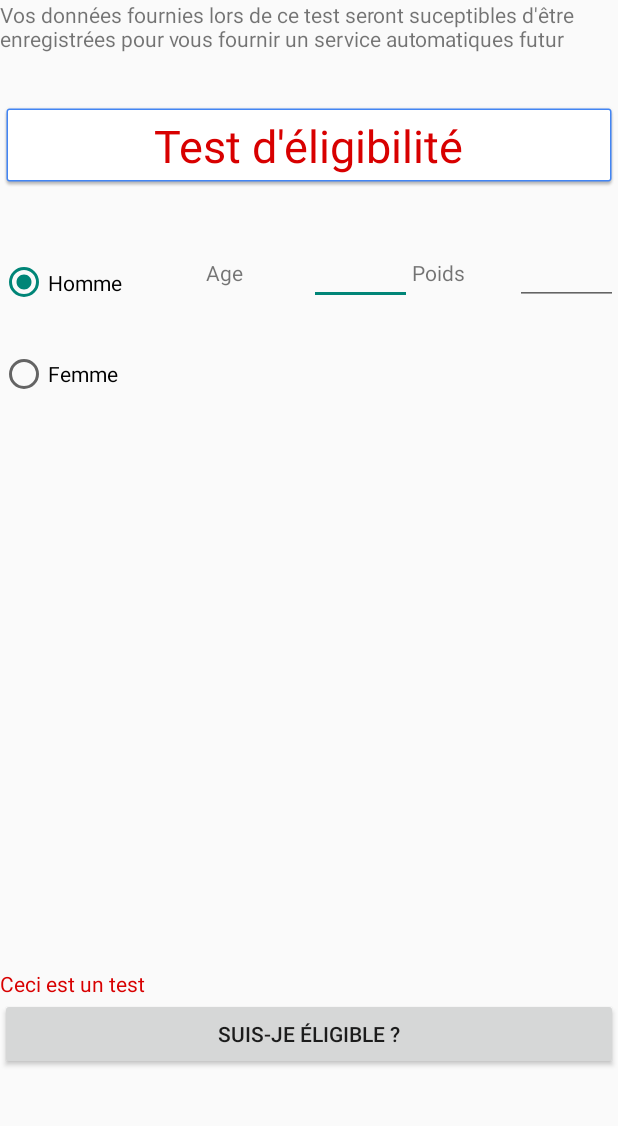
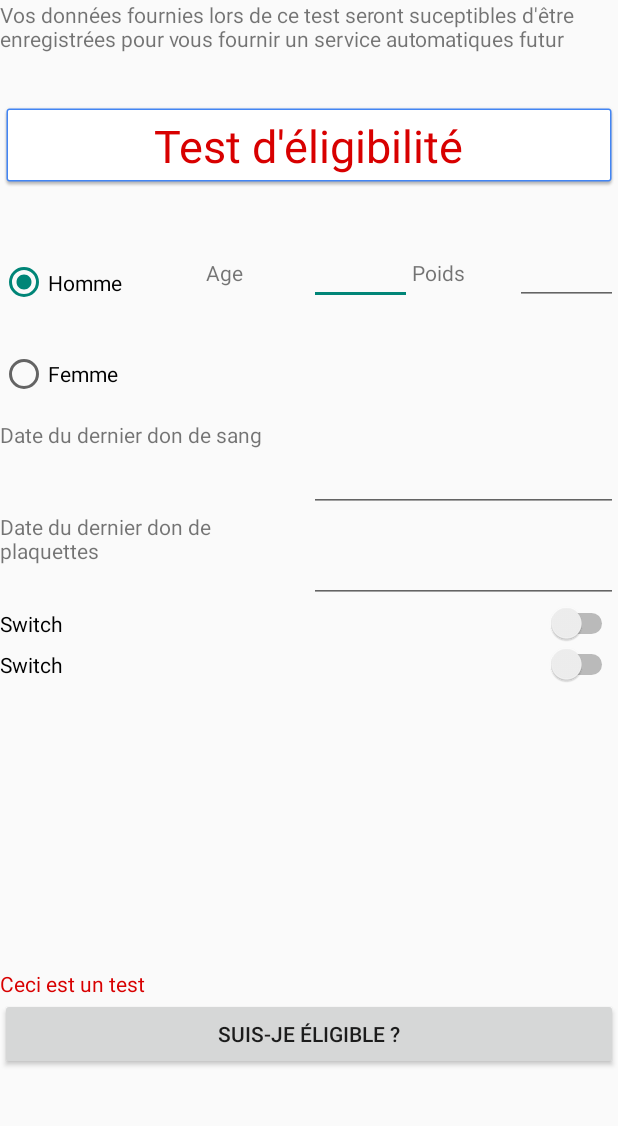
Before and after one commit to valent16/BloodGift, an Android app: the screen it shows after launch (PersonnalInformationActivity before the commit, TestEligibleActivity after it), in the side drawer, after a tap on "Eligibilité", on a phone screen of 412 x 824 dp, the part 84-1210 px from its top. Run offline under Robolectric (Android 15) with nearby library versions, the phone set to English and light mode, and no system bars.

Commit message:
Test d'éligibilité - Base de données fonctionnelle pour poids, age et sexe de l'utilisateur.

```diff
--- a/app/src/main/AndroidManifest.xml
+++ b/app/src/main/AndroidManifest.xml
@@ -17,11 +17,10 @@
             </intent-filter>
         </activity>
         <activity android:name=".Vue.MapsActivity" />
-        <activity android:name=".Vue.PersonnalInformationActivity" />
+        <activity android:name=".Vue.TestEligibleActivity" />
         <activity android:name=".Vue.SettingsActivity" />
         <activity
-            android:name=".Vue.MainActivity"
-            android:label="@string/title_activity_main"
+            android:name=".Vue.ActivityWithDrawer"
             android:theme="@style/Theme.AppCompat.Light.NoActionBar">
         </activity>
         <meta-data
--- /dev/null
+++ b/app/src/main/java/com/bloodgift/bloodgift/Controller/ControleProfil.java
@@ -0,0 +1,79 @@
+package com.bloodgift.bloodgift.Controller;
+
+import android.content.Context;
+
+import com.bloodgift.bloodgift.Model.DAO.AccesLocal;
+import com.bloodgift.bloodgift.Model.Profil;
+
+import java.util.Date;
+
+public final class ControleProfil {
+
+
+    private static ControleProfil instance = null;
+    private static Profil profil;
+    private static AccesLocal accesLocal;
+
+
+    private ControleProfil() {
+        super();
+    }
+
+    /**
+     * Création de l'instance du controleur en Singleton
+     * @return instance
+     */
+    public static final ControleProfil getInstance(Context context) {
+        if (ControleProfil.instance == null) {
+            ControleProfil.instance = new ControleProfil();
+            accesLocal = new AccesLocal(context);
+            profil = accesLocal.recupProfil();
+        }
+        return ControleProfil.instance;
+    }
+
+    /**
+     *  Création du test d'éligibilité
+     * @param age en année
+     * @param poids en kg
+     * @param sexe 1 pour homme et 0 pour femme
+     */
+    public void créerProfil(Integer age, Integer poids, Integer sexe, Context contexte) {
+        profil = new Profil(new Date(),age, poids, sexe);
+        accesLocal.ajout(profil);
+    }
+
+    /**
+     * récupère le message du test
+     * @return message
+     */
+    public String getMessage() {
+        return profil.getMessage();
+    }
+
+    public Integer getPoids(){
+        if(profil == null){
+            return null;
+        } else {
+            return profil.getPoids();
+        }
+    }
+
+    public Integer getAge(){
+        if(profil == null){
+            return null;
+        } else {
+            return profil.getAge();
+        }
+    }
+
+    public Integer getSexe(){
+        if(profil == null){
+            return null;
+        } else {
+            return profil.getSexe();
+        }
+    }
+
+
+}
--- a/app/src/main/java/com/bloodgift/bloodgift/Controller/MenuController.java
+++ b/app/src/main/java/com/bloodgift/bloodgift/Controller/MenuController.java
@@ -9,7 +9,7 @@ import android.widget.Toast;
 import com.bloodgift.bloodgift.R;
 import com.bloodgift.bloodgift.Vue.HomePageActivity;
 import com.bloodgift.bloodgift.Vue.MapsActivity;
-import com.bloodgift.bloodgift.Vue.PersonnalInformationActivity;
+import com.bloodgift.bloodgift.Vue.TestEligibleActivity;
 import com.bloodgift.bloodgift.Vue.SettingsActivity;
 
 public class MenuController {
@@ -55,7 +55,7 @@ public class MenuController {
 
     private void display_Eligibility_Page(){
         Toast.makeText(activity, "Test d'éligibilité", Toast.LENGTH_LONG).show();
-        Intent intent = new Intent().setClass(activity,PersonnalInformationActivity.class);
+        Intent intent = new Intent().setClass(activity,TestEligibleActivity.class);
         activity.startActivity(intent);
     }
 
--- /dev/null
+++ b/app/src/main/java/com/bloodgift/bloodgift/Model/DAO/AccesLocal.java
@@ -0,0 +1,51 @@
+package com.bloodgift.bloodgift.Model.DAO;
+
+import android.content.Context;
+import android.database.Cursor;
+import android.database.sqlite.SQLiteDatabase;
+
+import com.bloodgift.bloodgift.Model.Profil;
+
+import java.util.Date;
+
+public class AccesLocal {
+
+    //propriétés
+    private String nomBase = "bdProfil.sqlite";
+    private Integer versionBase = 1;
+    private ProfilDAO accesBD;
+    private SQLiteDatabase bd;
+
+    public AccesLocal(Context context){
+        accesBD = new ProfilDAO(context,nomBase,null,versionBase);
+    }
+
+    /**
+     * ajout d'un profil dans la base de données
+     * @param profil
+     */
+    public void ajout(Profil profil){
+        bd = accesBD.getWritableDatabase();
+        String req = "insert into profil (dateProfil, age, poids, sexe) values ";
+        req += "(\""+profil.getDateProfil()+"\","+profil.getAge()+","+profil.getPoids()+","+profil.getSexe()+")";
+        bd.execSQL(req);
+    }
+
+    public Profil recupProfil(){
+        bd = accesBD.getReadableDatabase();
+        Profil profil = null;
+        String req = "select * from profil";
+        Cursor curseur = bd.rawQuery(req,null);
+        curseur.moveToLast();
+        if (!curseur.isAfterLast()){
+            Date date = new Date();
+            Integer age = curseur.getInt(1);
+            Integer poids = curseur.getInt(2);
+            Integer sexe = curseur.getInt(3);
+            profil = new Profil(date, age, poids, sexe);
+        }
+        curseur.close();
+        return profil;
+    }
+
+}
--- /dev/null
+++ b/app/src/main/java/com/bloodgift/bloodgift/Model/DAO/ProfilDAO.java
@@ -0,0 +1,49 @@
+package com.bloodgift.bloodgift.Model.DAO;
+
+import android.content.Context;
+import android.database.sqlite.SQLiteDatabase;
+import android.database.sqlite.SQLiteOpenHelper;
+import android.support.annotation.Nullable;
+
+public class ProfilDAO extends SQLiteOpenHelper {
+
+    //Propriétés
+    private String creation = "create table profil ("
+            + "dateProfil TEXT PRIMARY KEY, "
+            + "age INTEGER NOT NULL, "
+            + "poids INTEGER NOT NULL, "
+            + "sexe INTEGER NOT NULL);";
+
+
+
+    /**
+     * Constructeur
+     * @param context
+     * @param name
+     * @param factory
+     * @param version
+     */
+    public ProfilDAO(@Nullable Context context, @Nullable String name, @Nullable SQLiteDatabase.CursorFactory factory, int version) {
+        super(context, name, factory, version);
+    }
+
+    /**
+     * Si changement de base de données
+     * @param sqLiteDatabase
+     */
+    @Override
+    public void onCreate(SQLiteDatabase sqLiteDatabase) {
+        sqLiteDatabase.execSQL(creation);
+    }
+
+    /**
+     * Si changement de version
+     * @param sqLiteDatabase
+     * @param i  Ancienne version
+     * @param i1  Nouvelle version
+     */
+    @Override
+    public void onUpgrade(SQLiteDatabase sqLiteDatabase, int i, int i1) {
+
+    }
+}
--- a/app/src/main/java/com/bloodgift/bloodgift/Model/DAO/ProfileDAO.java
+++ /dev/null
@@ -1,4 +0,0 @@
-package com.bloodgift.bloodgift.Model.DAO;
-
-public class ProfileDAO {
-}
--- a/app/src/main/java/com/bloodgift/bloodgift/Vue/HomePageActivity.java
+++ b/app/src/main/java/com/bloodgift/bloodgift/Vue/HomePageActivity.java
@@ -2,7 +2,6 @@ package com.bloodgift.bloodgift.Vue;
 
 import android.app.Activity;
 import android.content.Intent;
-import android.support.design.widget.NavigationView;
 import android.support.v4.view.GravityCompat;
 import android.support.v4.widget.DrawerLayout;
 import android.support.v7.app.ActionBar;
--- a/app/src/main/java/com/bloodgift/bloodgift/Vue/PersonnalInformationActivity.java
+++ /dev/null
@@ -1,20 +0,0 @@
-package com.bloodgift.bloodgift.Vue;
-
-import android.support.v7.app.AppCompatActivity;
-import android.os.Bundle;
-
-import com.bloodgift.bloodgift.R;
-
-public class PersonnalInformationActivity extends ActivityWithDrawer {
-
-    @Override
-    protected void onCreate(Bundle savedInstanceState) {
-        super.onCreate(savedInstanceState);
-        setContentView(R.layout.activity_personnal_information);
-        initializeView();
-    }
-
-    protected void initializeView(){
-        super.initializeToolBar();
-    }
-}
--- /dev/null
+++ b/app/src/main/java/com/bloodgift/bloodgift/Vue/TestEligibleActivity.java
@@ -0,0 +1,110 @@
+package com.bloodgift.bloodgift.Vue;
+
+import android.os.Bundle;
+import android.view.View;
+import android.widget.Button;
+import android.widget.EditText;
+import android.widget.RadioButton;
+import android.widget.Toast;
+
+import com.bloodgift.bloodgift.Controller.ControleProfil;
+import com.bloodgift.bloodgift.R;
+
+public class TestEligibleActivity extends ActivityWithDrawer {
+
+    @Override
+    protected void onCreate(Bundle savedInstanceState) {
+        super.onCreate(savedInstanceState);
+        setContentView(R.layout.activity_personnal_information);
+        initializeView();
+        init();
+
+    }
+
+    protected void initializeView(){
+        super.initializeToolBar();
+    }
+
+    //propriétés
+    private ControleProfil controle;
+    private EditText txtAge;
+    private EditText txtPoids;
+    private RadioButton rdHomme;
+    private RadioButton rdFemme;
+
+    /**
+     * Initialisation des liens avec les objets graphiques
+     */
+    private void init(){
+        txtAge = findViewById(R.id.txtAge);
+        txtPoids = findViewById(R.id.txtPoids);
+        rdHomme = findViewById(R.id.rdHomme);
+        rdFemme = findViewById(R.id.rdFemme);
+        this.controle = ControleProfil.getInstance(this);
+        ecouteBouton();
+        recupProfil();
+    }
+
+    /**
+     * Ecoute evenment sur le bouton "suis-je éligible ?"
+     */
+    private void ecouteBouton(){
+        ((Button) findViewById(R.id.btnEligible)).setOnClickListener(new Button.OnClickListener(){
+            @Override
+            public void onClick(View view) {
+                //Toast.makeText(TestEligibleActivity.this, "test",Toast.LENGTH_SHORT).show();
+
+                Integer age = 0;
+                Integer poids = 0;
+                Integer sexe = 0;
+
+                //récupération des données saisies
+                try {
+                    age = Integer.parseInt(txtAge.getText().toString());
+                    poids = Integer.parseInt(txtPoids.getText().toString());
+                } catch (Exception e) {}
+                if (rdHomme.isChecked()){
+                    sexe = 1;
+                }
+
+                //controle des données saisies
+                if (age ==0 || poids ==0){
+                    Toast.makeText(TestEligibleActivity.this, "Saisie incorrecte",Toast.LENGTH_SHORT).show();
+                } else {
+                    afficheResult(age,poids,sexe);
+                }
+            }
+        });
+    }
+
+    /**
+     * Affichage du message résultant du test d'éligibilité
+     * @param age
+     * @param poids
+     * @param sexe
+     */
+    private void afficheResult(Integer age, Integer poids, Integer sexe){
+        //création du profil et récupération du message résultat
+        this.controle.créerProfil(age,poids,sexe,this);
+        String message = this.controle.getMessage();
+
+        //affichage
+        Toast.makeText(TestEligibleActivity.this, this.controle.getMessage(),Toast.LENGTH_SHORT).show();
+
+    }
+
+    /**
+     * Récupération du profil au lencement du test d'éligibilité
+     */
+    private void recupProfil(){
+        if (controle.getAge() != null){
+            txtAge.setText(controle.getAge().toString());
+            txtPoids.setText(controle.getPoids().toString());
+            rdFemme.setChecked(true);
+            if(controle.getSexe()==1){
+                rdHomme.setChecked(true);
+            }
+            //((Button)findViewById(R.id.btnEligible)).performClick();
+        }
+    }
+}
--- a/app/src/main/res/layout/activity_personnal_information.xml
+++ b/app/src/main/res/layout/activity_personnal_information.xml
@@ -144,13 +144,71 @@
             android:layout_width="match_parent"
             android:layout_height="match_parent"
             android:layout_weight="1"
-            android:orientation="vertical"></LinearLayout>
+            android:orientation="vertical">
+
+            <LinearLayout
+                android:layout_width="match_parent"
+                android:layout_height="match_parent"
+                android:layout_weight="1">
+
+                <TextView
+                    android:id="@+id/textView5"
+                    android:layout_width="match_parent"
+                    android:layout_height="match_parent"
+                    android:layout_weight="1"
+                    android:text="Date du dernier don de sang" />
+
+                <EditText
+                    android:id="@+id/editText2"
+                    android:layout_width="match_parent"
+                    android:layout_height="match_parent"
+                    android:layout_weight="1"
+                    android:ems="10"
+                    android:inputType="date" />
+
+            </LinearLayout>
+
+            <LinearLayout
+                android:layout_width="match_parent"
+                android:layout_height="match_parent"
+                android:layout_weight="1">
+
+                <TextView
+                    android:id="@+id/textView6"
+                    android:layout_width="match_parent"
+                    android:layout_height="match_parent"
+                    android:layout_weight="1"
+                    android:text="Date du dernier don de plaquettes" />
+
+                <EditText
+                    android:id="@+id/editText"
+                    android:layout_width="match_parent"
+                    android:layout_height="match_parent"
+                    android:layout_weight="1"
+                    android:ems="10"
+                    android:inputType="date" />
+            </LinearLayout>
+
+        </LinearLayout>
 
         <LinearLayout
             android:layout_width="match_parent"
             android:layout_height="match_parent"
             android:layout_weight="1"
-            android:orientation="vertical"></LinearLayout>
+            android:orientation="vertical">
+
+            <Switch
+                android:id="@+id/switch2"
+                android:layout_width="match_parent"
+                android:layout_height="wrap_content"
+                android:text="Switch" />
+
+            <Switch
+                android:id="@+id/switch1"
+                android:layout_width="match_parent"
+                android:layout_height="wrap_content"
+                android:text="Switch" />
+        </LinearLayout>
 
         <LinearLayout
             android:layout_width="match_parent"
--- a/build.gradle
+++ b/build.gradle
@@ -7,7 +7,7 @@ buildscript {
         jcenter()
     }
     dependencies {
-        classpath 'com.android.tools.build:gradle:3.2.0'
+        classpath 'com.android.tools.build:gradle:3.2.1'
 
         //dependencies used for the Drawer Toolbar
 
```
Also changed, not shown: app/src/main/java/com/bloodgift/bloodgift/Model/Profil.java (added, +59 -0 lines), app/src/main/java/com/bloodgift/bloodgift/Model/Profile.java (deleted, +0 -8 lines).
